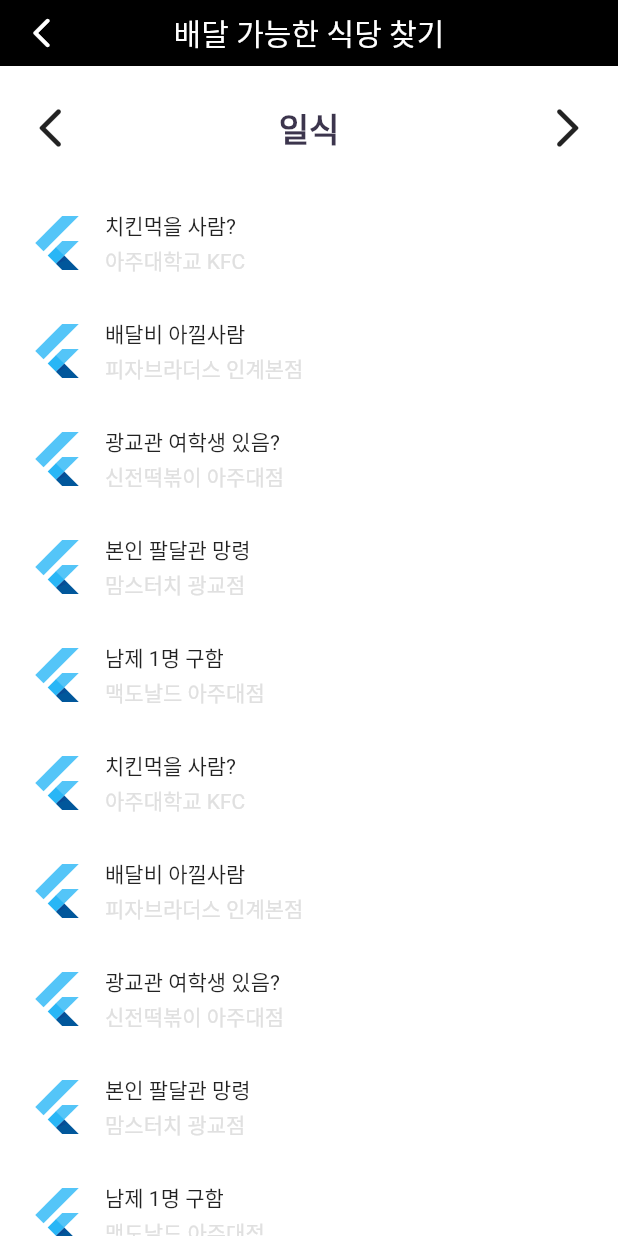
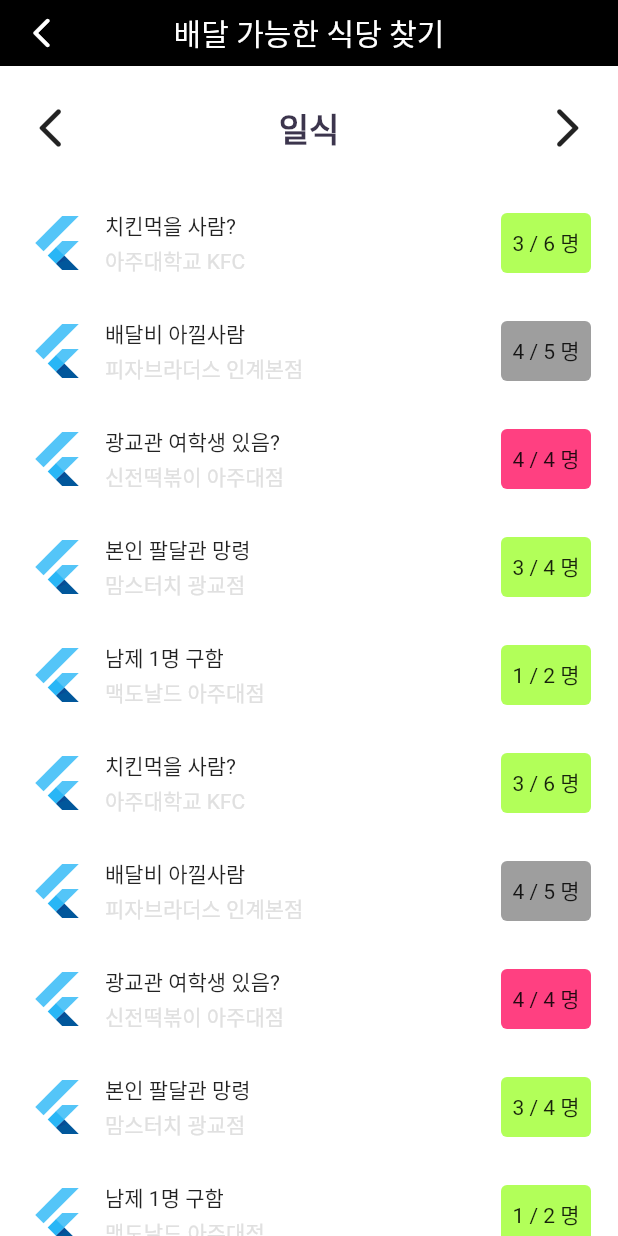
Before and after one commit to LiiNen/DeleTo, a Flutter app: the SearchCategoryShopView screen opened directly with empty values, on a phone screen of 412 x 824 dp. Run offline on Flutter 3.47's test engine with Material 2 defaults, Android fonts, the phone set to English and light mode, and no system bars; our stand-ins replace fluttertoast; Roboto replaces fonts that are missing (NotoSansCJKKR).

```diff
--- a/lib/main_nav/search/search_category_shop_view.dart
+++ b/lib/main_nav/search/search_category_shop_view.dart
@@ -49,7 +49,7 @@ class _SearchCategoryShopView extends State<SearchCategoryShopView> {
                   children: <Widget>[
 
                   ] + List.generate(testShopList.length*10, (index) {
-                    return StoreBoardItemContainer(board: testBoardList[index%5], isBoard: false);
+                    return StoreBoardItemContainer(board: testBoardList[index%5]);
                   })
                 )
               )
--- a/lib/object/board.dart
+++ b/lib/object/board.dart
@@ -1,10 +1,9 @@
-class Board {
-  final int id;
+import 'package:delito/object/store.dart';
+
+class Board extends Store{
   final int userId;
-  final String imgSrc;
   final String title;
   final String content;
-  final String name;
   final int curNum;
   final int maxNum;
   final int deliveryPrice;
@@ -13,13 +12,16 @@ class Board {
   final String time;
   final String userName;
 
-  Board({required this.id, this.userId=0, this.imgSrc='', required this.title, this.content='', required this.name, required this.curNum, required this.maxNum, this.deliveryPrice=0, this.leastPrice=0, this.open=true, this.time='4/3 23:00', this.userName='딜리투계정'});
+  Board({
+    required id, imgSrc='', required shopName,
+    this.userId=0, required this.title, this.content='',  required this.curNum, required this.maxNum, this.deliveryPrice=0, this.leastPrice=0, this.open=true, this.time='4/3 23:00', this.userName='딜리투계정'
+  }) : super(id: id, imgSrc: imgSrc, shopName: shopName);
 }
 
 var testBoardList = [
-  Board(id: 1, title: '치킨먹을 사람?', name: '아주대학교 KFC', curNum: 3, maxNum: 6, content: '5천원씩 상납 ㄱㄱ5천원씩 상납 ㄱㄱ5천원씩 상납 ㄱㄱ5천원씩 상납 ㄱㄱ5천원씩 상납 ㄱㄱ5천원씩 상납 ㄱㄱ5천원씩 상납 ㄱㄱ5천원씩 상납 ㄱㄱ5천원씩 상납 ㄱㄱ5천원씩 상납 ㄱㄱ5천원씩 상납 ㄱㄱ5천원씩 상납 ㄱㄱ5천원씩 상납 ㄱㄱ5천원씩 상납 ㄱㄱ5천원씩 상납 ㄱㄱ5천원씩 상납 ㄱㄱ5천원씩 상납 ㄱㄱ5천원씩 상납 ㄱㄱ5천원씩 상납 ㄱㄱ5천원씩 상납 ㄱㄱ5천원씩 상납 ㄱㄱ5천원씩 상납 ㄱㄱ5천원씩 상납 ㄱㄱ5천원씩 상납 ㄱㄱ5천원씩 상납 ㄱㄱ5천원씩 상납 ㄱㄱ5천원씩 상납 ㄱㄱ5천원씩 상납 ㄱㄱ5천원씩 상납 ㄱㄱ5천원씩 상납 ㄱㄱ5천원씩 상납 ㄱㄱ5천원씩 상납 ㄱㄱ5천원씩 상납 ㄱㄱ5천원씩 상납 ㄱㄱ5천원씩 상납 ㄱㄱ5천원씩 상납 ㄱㄱ', deliveryPrice: 5000, leastPrice: 12000),
-  Board(id: 2, title: '배달비 아낄사람', name: '피자브라더스 인계본점', curNum: 4, maxNum: 5, open: false),
-  Board(id: 3, title: '광교관 여학생 있음?', name: '신전떡볶이 아주대점', curNum: 4, maxNum: 4),
-  Board(id: 4, title: '본인 팔달관 망령', name: '맘스터치 광교점', curNum: 3, maxNum: 4),
-  Board(id: 5, title: '남제 1명 구함', name: '맥도날드 아주대점', curNum: 1, maxNum: 2),
+  Board(id: 1, title: '치킨먹을 사람?', shopName: '아주대학교 KFC', curNum: 3, maxNum: 6, content: '5천원씩 상납 ㄱㄱ5천원씩 상납 ㄱㄱ5천원씩 상납 ㄱㄱ5천원씩 상납 ㄱㄱ5천원씩 상납 ㄱㄱ5천원씩 상납 ㄱㄱ5천원씩 상납 ㄱㄱ5천원씩 상납 ㄱㄱ5천원씩 상납 ㄱㄱ5천원씩 상납 ㄱㄱ5천원씩 상납 ㄱㄱ5천원씩 상납 ㄱㄱ5천원씩 상납 ㄱㄱ5천원씩 상납 ㄱㄱ5천원씩 상납 ㄱㄱ5천원씩 상납 ㄱㄱ5천원씩 상납 ㄱㄱ5천원씩 상납 ㄱㄱ5천원씩 상납 ㄱㄱ5천원씩 상납 ㄱㄱ5천원씩 상납 ㄱㄱ5천원씩 상납 ㄱㄱ5천원씩 상납 ㄱㄱ5천원씩 상납 ㄱㄱ5천원씩 상납 ㄱㄱ5천원씩 상납 ㄱㄱ5천원씩 상납 ㄱㄱ5천원씩 상납 ㄱㄱ5천원씩 상납 ㄱㄱ5천원씩 상납 ㄱㄱ5천원씩 상납 ㄱㄱ5천원씩 상납 ㄱㄱ5천원씩 상납 ㄱㄱ5천원씩 상납 ㄱㄱ5천원씩 상납 ㄱㄱ5천원씩 상납 ㄱㄱ', deliveryPrice: 5000, leastPrice: 12000),
+  Board(id: 2, title: '배달비 아낄사람', shopName: '피자브라더스 인계본점', curNum: 4, maxNum: 5, open: false),
+  Board(id: 3, title: '광교관 여학생 있음?', shopName: '신전떡볶이 아주대점', curNum: 4, maxNum: 4),
+  Board(id: 4, title: '본인 팔달관 망령', shopName: '맘스터치 광교점', curNum: 3, maxNum: 4),
+  Board(id: 5, title: '남제 1명 구함', shopName: '맥도날드 아주대점', curNum: 1, maxNum: 2),
 ];
--- a/lib/object/shop.dart
+++ b/lib/object/shop.dart
@@ -1,10 +1,9 @@
-class Shop {
-  final int id;
+import 'package:delito/object/store.dart';
+
+class Shop extends Store{
   final int userId;
-  final String imgSrc;
   final String title;
   final String content;
-  final String name;
   final int curNum;
   final int maxNum;
   final int deliveryPrice;
@@ -13,13 +12,16 @@ class Shop {
   final String time;
   final String userName;
 
-  Shop({required this.id, this.userId=0, this.imgSrc='', required this.title, this.content='', required this.name, required this.curNum, required this.maxNum, this.deliveryPrice=0, this.leastPrice=0, this.open=true, this.time='4/3 23:00', this.userName='딜리투계정'});
+  Shop({
+    required id, imgSrc='', required shopName,
+    this.userId=0, required this.title, this.content='', required this.curNum, required this.maxNum, this.deliveryPrice=0, this.leastPrice=0, this.open=true, this.time='4/3 23:00', this.userName='딜리투계정'
+  }) : super(id: id, imgSrc: imgSrc, shopName: shopName);
 }
 
 var testShopList = [
-  Shop(id: 1, title: '치킨먹을 사람?', name: '아주대학교 KFC', curNum: 3, maxNum: 6, content: '5천원씩 상납 ㄱㄱ5천원씩 상납 ㄱㄱ5천원씩 상납 ㄱㄱ5천원씩 상납 ㄱㄱ5천원씩 상납 ㄱㄱ5천원씩 상납 ㄱㄱ5천원씩 상납 ㄱㄱ5천원씩 상납 ㄱㄱ5천원씩 상납 ㄱㄱ5천원씩 상납 ㄱㄱ5천원씩 상납 ㄱㄱ5천원씩 상납 ㄱㄱ5천원씩 상납 ㄱㄱ5천원씩 상납 ㄱㄱ5천원씩 상납 ㄱㄱ5천원씩 상납 ㄱㄱ5천원씩 상납 ㄱㄱ5천원씩 상납 ㄱㄱ5천원씩 상납 ㄱㄱ5천원씩 상납 ㄱㄱ5천원씩 상납 ㄱㄱ5천원씩 상납 ㄱㄱ5천원씩 상납 ㄱㄱ5천원씩 상납 ㄱㄱ5천원씩 상납 ㄱㄱ5천원씩 상납 ㄱㄱ5천원씩 상납 ㄱㄱ5천원씩 상납 ㄱㄱ5천원씩 상납 ㄱㄱ5천원씩 상납 ㄱㄱ5천원씩 상납 ㄱㄱ5천원씩 상납 ㄱㄱ5천원씩 상납 ㄱㄱ5천원씩 상납 ㄱㄱ5천원씩 상납 ㄱㄱ5천원씩 상납 ㄱㄱ', deliveryPrice: 5000, leastPrice: 12000),
-  Shop(id: 2, title: '배달비 아낄사람', name: '피자브라더스 인계본점', curNum: 4, maxNum: 5, open: false),
-  Shop(id: 3, title: '광교관 여학생 있음?', name: '신전떡볶이 아주대점', curNum: 4, maxNum: 4),
-  Shop(id: 4, title: '본인 팔달관 망령', name: '맘스터치 광교점', curNum: 3, maxNum: 4),
-  Shop(id: 5, title: '남제 1명 구함', name: '맥도날드 아주대점', curNum: 1, maxNum: 2),
+  Shop(id: 1, title: '치킨먹을 사람?', shopName: '아주대학교 KFC', curNum: 3, maxNum: 6, content: '5천원씩 상납 ㄱㄱ5천원씩 상납 ㄱㄱ5천원씩 상납 ㄱㄱ5천원씩 상납 ㄱㄱ5천원씩 상납 ㄱㄱ5천원씩 상납 ㄱㄱ5천원씩 상납 ㄱㄱ5천원씩 상납 ㄱㄱ5천원씩 상납 ㄱㄱ5천원씩 상납 ㄱㄱ5천원씩 상납 ㄱㄱ5천원씩 상납 ㄱㄱ5천원씩 상납 ㄱㄱ5천원씩 상납 ㄱㄱ5천원씩 상납 ㄱㄱ5천원씩 상납 ㄱㄱ5천원씩 상납 ㄱㄱ5천원씩 상납 ㄱㄱ5천원씩 상납 ㄱㄱ5천원씩 상납 ㄱㄱ5천원씩 상납 ㄱㄱ5천원씩 상납 ㄱㄱ5천원씩 상납 ㄱㄱ5천원씩 상납 ㄱㄱ5천원씩 상납 ㄱㄱ5천원씩 상납 ㄱㄱ5천원씩 상납 ㄱㄱ5천원씩 상납 ㄱㄱ5천원씩 상납 ㄱㄱ5천원씩 상납 ㄱㄱ5천원씩 상납 ㄱㄱ5천원씩 상납 ㄱㄱ5천원씩 상납 ㄱㄱ5천원씩 상납 ㄱㄱ5천원씩 상납 ㄱㄱ5천원씩 상납 ㄱㄱ', deliveryPrice: 5000, leastPrice: 12000),
+  Shop(id: 2, title: '배달비 아낄사람', shopName: '피자브라더스 인계본점', curNum: 4, maxNum: 5, open: false),
+  Shop(id: 3, title: '광교관 여학생 있음?', shopName: '신전떡볶이 아주대점', curNum: 4, maxNum: 4),
+  Shop(id: 4, title: '본인 팔달관 망령', shopName: '맘스터치 광교점', curNum: 3, maxNum: 4),
+  Shop(id: 5, title: '남제 1명 구함', shopName: '맥도날드 아주대점', curNum: 1, maxNum: 2),
 ];
--- /dev/null
+++ b/lib/object/store.dart
@@ -0,0 +1,7 @@
+class Store {
+  final int id;
+  final String imgSrc;
+  final String shopName;
+
+  Store({required this.id, required this.imgSrc, required this.shopName});
+}
--- a/lib/store/board/store_board_item_container.dart
+++ b/lib/store/board/store_board_item_container.dart
@@ -6,8 +6,7 @@ import 'package:flutter/material.dart';
 
 class StoreBoardItemContainer extends StatelessWidget {
   final Board board;
-  final bool isBoard;
-  StoreBoardItemContainer({required this.board, this.isBoard=true});
+  StoreBoardItemContainer({required this.board});
 
   @override
   Widget build(BuildContext context) {
@@ -24,10 +23,9 @@ class StoreBoardItemContainer extends StatelessWidget {
             thumbnailBox(),
             SizedBox(width: 12),
             infoBox(),
-          ] + (isBoard ? [
             SizedBox(width: 12),
             memberBox(),
-          ] : [])
+          ]
         )
       )
     );
@@ -47,7 +45,7 @@ class StoreBoardItemContainer extends StatelessWidget {
         children: [
           Text(board.title, overflow: TextOverflow.ellipsis,),
           SizedBox(height: 2),
-          Text(board.name, overflow: TextOverflow.ellipsis, style: textStyle(color: Color(0xffe0e0e0)),)
+          Text(board.shopName, overflow: TextOverflow.ellipsis, style: textStyle(color: Color(0xffe0e0e0)),)
         ]
       )
     );
--- a/lib/store/board/store_board_view.dart
+++ b/lib/store/board/store_board_view.dart
@@ -34,8 +34,7 @@ class _StoreBoardView extends State<StoreBoardView> {
       child: Scaffold(
         appBar: DefaultAppBar(title: '배달동료 구인', back: true,),
         backgroundColor: Colors.white,
-        body: SingleChildScrollView(
-          child: Container(
+        body: Container(
           width: MediaQuery.of(context).size.width,
           padding: EdgeInsets.symmetric(horizontal: 18),
           child: SingleChildScrollView(
@@ -57,7 +56,6 @@ class _StoreBoardView extends State<StoreBoardView> {
           )
         )
       )
-      )
     );
   }
 
@@ -70,7 +68,7 @@ class _StoreBoardView extends State<StoreBoardView> {
           child: Column(
             crossAxisAlignment: CrossAxisAlignment.start,
             children: [
-              Text(widget.board.name, style: textStyle(weight: 500, size: 16.0)),
+              Text(widget.board.shopName, style: textStyle(weight: 500, size: 16.0)),
               SizedBox(height: 6),
               Text('최소주문금액 : ${widget.board.leastPrice}원', style: textStyle(size: 14.0)),
               SizedBox(height: 6),
```
Also changed, not shown: lib/store/shop/store_shop_item_container.dart (added, +18 -0 lines), lib/store/shop/store_shop_view.dart (added, +31 -0 lines), lib/store/store_shop_view.dart (deleted, +0 -19 lines). Lines whose indentation alone changed are shown as unchanged.
